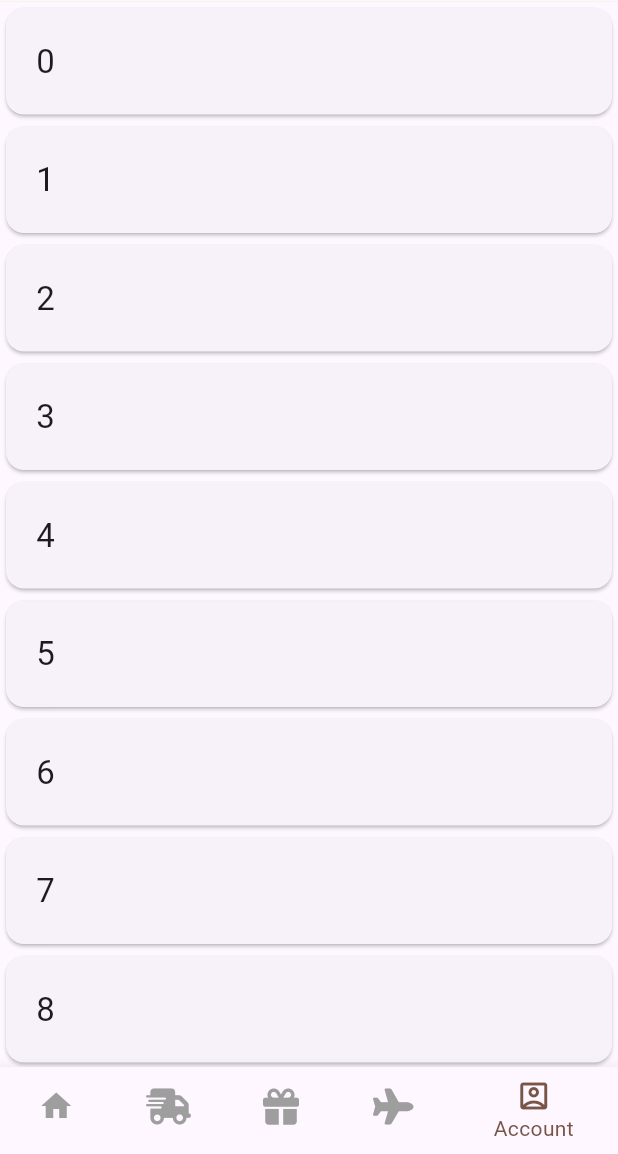
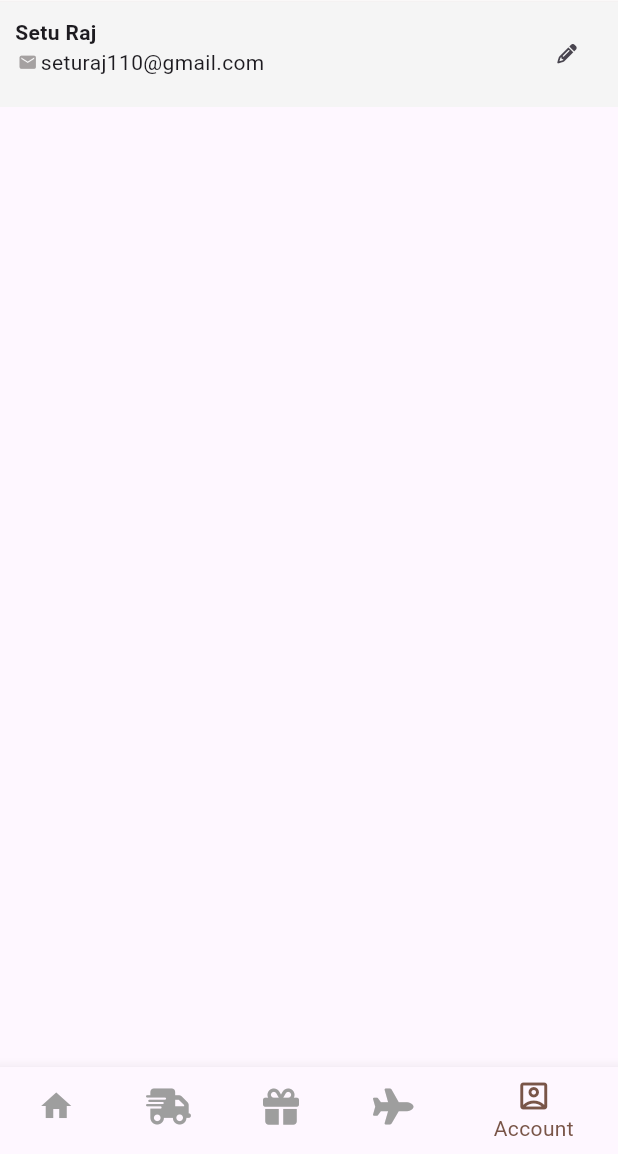
Before and after one commit to lightninghawk110/fernpetals, a Flutter app: the screen it shows after launch, item 5 of the bottom bar chosen, on a phone screen of 412 x 824 dp, the part 82-1236 px from its top. Run offline on Flutter 3.47's test engine with Material 3 defaults, Android fonts, the phone set to English and light mode, and no system bars; our stand-ins replace carousel_slider, font_awesome_flutter.

Commit message:
day 7 - tabbed

```diff
--- a/lib/screens/account_section.dart
+++ b/lib/screens/account_section.dart
@@ -1,4 +1,5 @@
 import 'package:flutter/material.dart';
+import 'package:font_awesome_flutter/font_awesome_flutter.dart';
 
 class AccountSection extends StatelessWidget {
   const AccountSection({super.key});
@@ -6,20 +7,49 @@ class AccountSection extends StatelessWidget {
   @override
   Widget build(BuildContext context) {
     return Scaffold(
-      body: Center(child: ListView.builder(
-          itemCount: 20,
-          itemBuilder: (context, position) {
-            return Card(
-              child: Padding(
-                padding: const EdgeInsets.all(20.0),
-                child: Text(
-                  position.toString(),
-                  style: TextStyle(fontSize: 22.0),
+      body: SizedBox(
+        height: 70,
+        child: Container(
+          color: Colors.grey.shade100,
+          child: Padding(
+            padding: const EdgeInsets.all(10.0),
+            child: Row(
+              mainAxisAlignment: MainAxisAlignment.spaceBetween,
+              children: <Widget>[
+                Column(
+                  crossAxisAlignment: CrossAxisAlignment.start,
+                  children: [
+                    Text(
+                      'Setu Raj',
+                      style: TextStyle(fontWeight: FontWeight.bold),
+                    ),
+                    Row(
+                      children: [
+                        Padding(
+                          padding: const EdgeInsets.all(2.0),
+                          child: Icon(
+                            Icons.mail,
+                            size: 13,
+                            color: Color.fromARGB(255, 165, 161, 161),
+                          ),
+                        ),
+                        Text('seturaj110@gmail.com'),
+                      ],
+                    )
+                  ],
                 ),
-              ),
-            );
-          },
-        ),),
+                IconButton(
+                  onPressed: () {},
+                  icon: FaIcon(
+                    FontAwesomeIcons.pencil,
+                    size: 13,
+                  ),
+                ),
+              ],
+            ),
+          ),
+        ),
+      ),
     );
   }
 }
--- a/lib/screens/home_page.dart
+++ b/lib/screens/home_page.dart
@@ -13,8 +13,7 @@ class HomePage extends StatelessWidget {
     return Scaffold(
       appBar: AppBar(
         shape: Border(
-            bottom:
-                BorderSide(color: Color.fromARGB(255, 245, 242, 242))),
+            bottom: BorderSide(color: Color.fromARGB(255, 245, 242, 242))),
         centerTitle: false,
         backgroundColor: Colors.white,
         leading: Icon(
@@ -84,7 +83,6 @@ class _BottomNavigationExampleState extends State {
     Center(
       child: Text("Abroad"),
     ),
-
     AccountSection(),
   ];
 
```
Also changed, not shown: lib/helper/Tailored_Items.dart (+64 -102 lines), lib/helper/Three_Tab.dart (added, +117 -0 lines), lib/screens/home_section.dart (+10 -1 lines), assets/images/card_background.jpg (added), assets/images/girl.png (added), lib/helper/list_item.dart (deleted).
